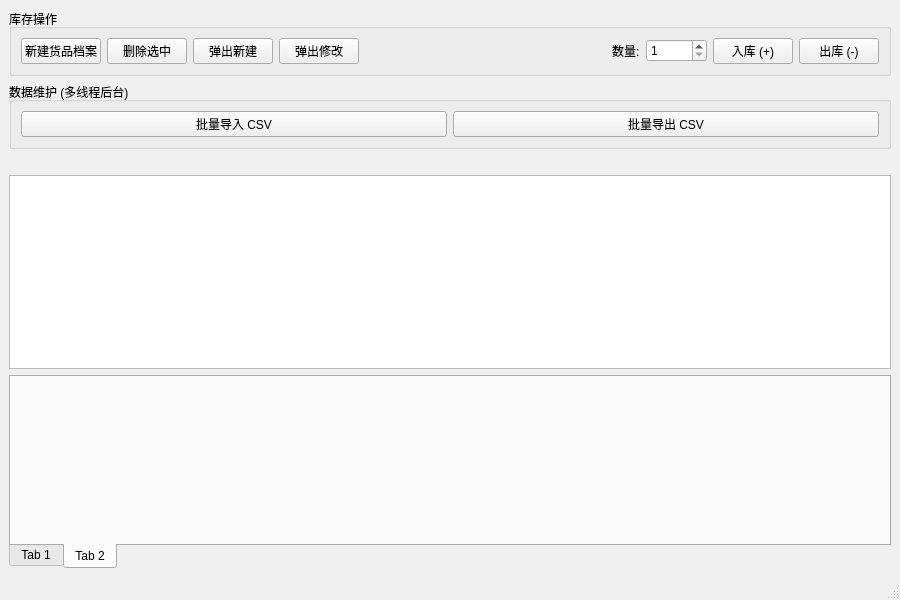
Old version of the form mainwindow.ui in the repository TheShigure7/QT_Warehouse_System.
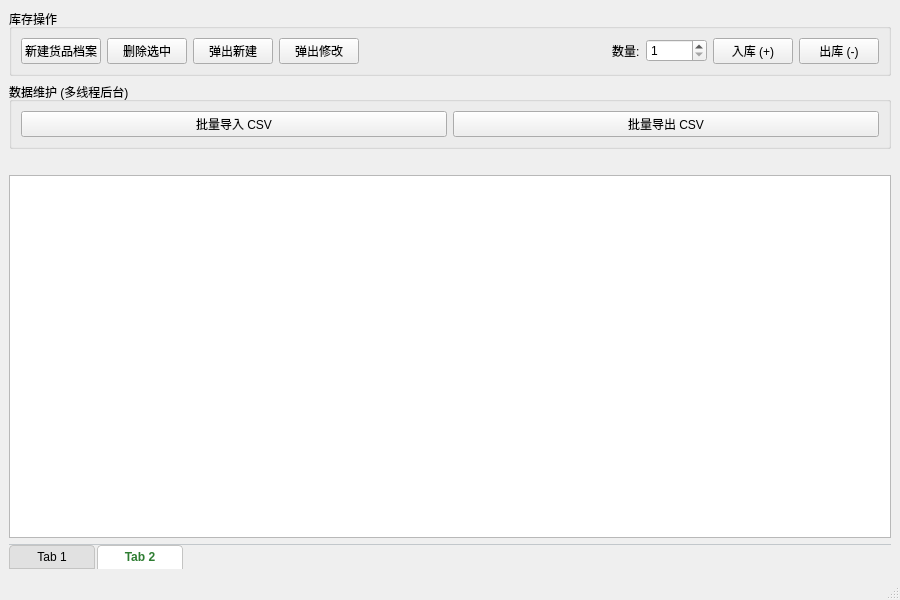
New version of the form. The open tabs and pages were chosen to show the change.

Commit message: 实现类Sheet切换的仓库页面

```diff
--- a/mainwindow.ui
+++ b/mainwindow.ui
@@ -147,6 +147,39 @@
     </item>
     <item>
      <widget class="QTabWidget" name="tabWidget">
+      <property name="maximumSize">
+       <size>
+        <width>16777215</width>
+        <height>25</height>
+       </size>
+      </property>
+      <property name="styleSheet">
+       <string notr="true">QTabWidget::pane {
+    border-top: 1px solid #C2C7CB;
+    background: transparent;
+}
+QTabWidget::tab-bar {
+    left: 0px; 
+}
+QTabBar::tab {
+    background: #E1E1E1;
+    border: 1px solid #C4C4C3;
+    padding: 4px 12px;
+    margin-right: 2px;
+    border-top-left-radius: 4px;
+    border-top-right-radius: 4px;
+    min-width: 60px;
+}
+QTabBar::tab:selected {
+    background: #FFFFFF;
+    border-bottom-color: #FFFFFF; /* 底部与内容融合 */
+    font-weight: bold;
+    color: #2E7D32; /* 选中时文字变绿 */
+}
+QTabBar::tab:!selected:hover {
+    background: #F0F0F0;
+}</string>
+      </property>
       <property name="tabPosition">
        <enum>QTabWidget::TabPosition::South</enum>
       </property>
```
Left out of the diff: 3 changed lines with no effect on the pictures. The commit also changes 2 other files.
